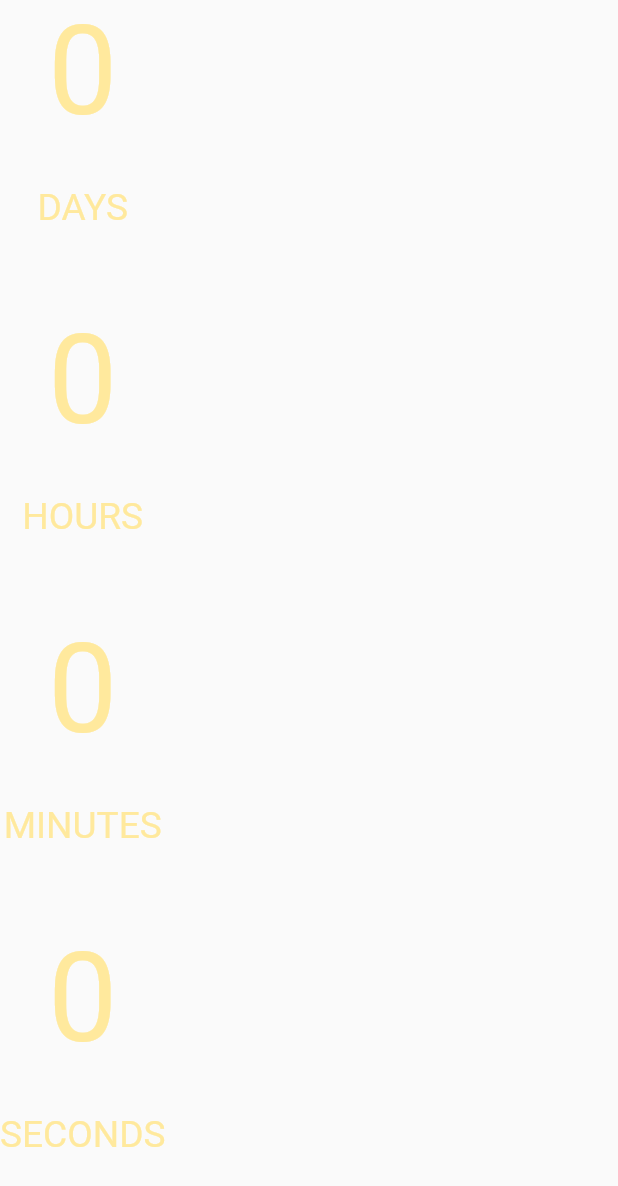
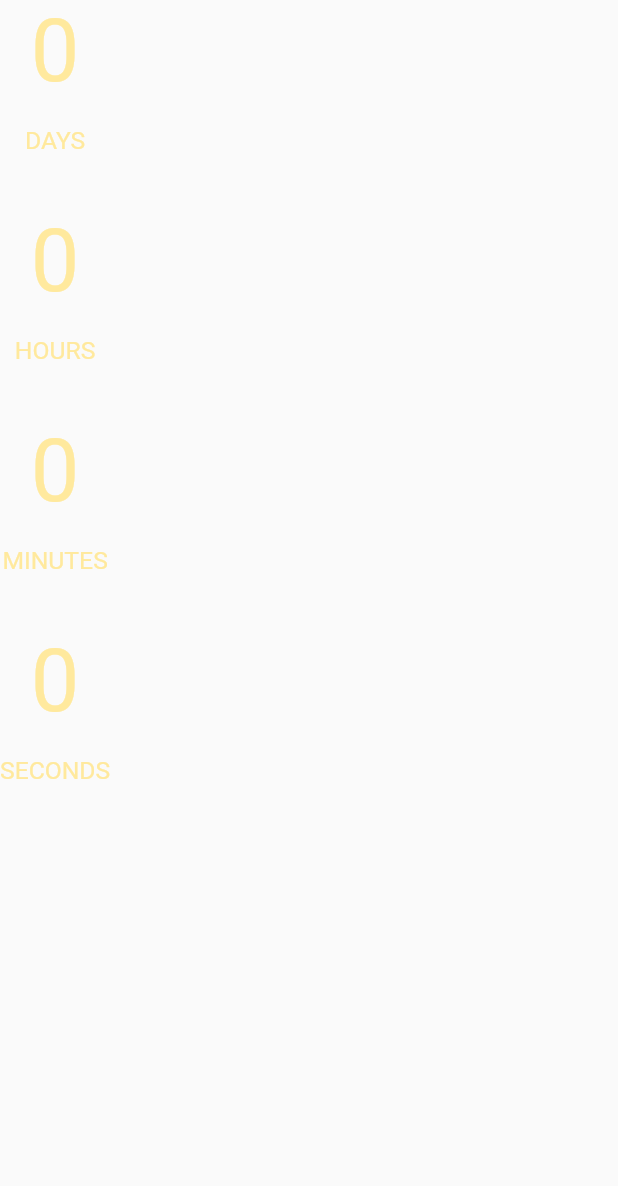
Before and after one commit to paulsump/mars_flights, a Flutter app: the _Time widget shown alone on an empty page, opened directly with empty values, on a phone screen of 412 x 824 dp. Shown: the top 1186 px of the screen. Run offline on Flutter 3.47's test engine with Material 2 defaults, Android fonts, the light colour scheme and no system bars; network calls fail.

Commit message:
portrait and landscape countdown.

```diff
--- a/lib/view/countdown_page.dart
+++ b/lib/view/countdown_page.dart
@@ -2,6 +2,7 @@
 
 import 'package:flutter/material.dart';
 import 'package:mars_flights/fetch_notifier.dart';
+import 'package:mars_flights/screen_adjust.dart';
 import 'package:mars_flights/view/background.dart';
 import 'package:mars_flights/view/screen_adjusted_text.dart';
 
@@ -40,27 +41,33 @@ class _Time extends StatelessWidget {
 
   @override
   Widget build(BuildContext context) {
-    final days = duration.inDays;
-    final hours = duration.inHours - duration.inDays * 24;
+    final children = <Widget>[
+      _buildNumber('DAYS', duration.inDays, context),
+      _buildNumber('HOURS', duration.inHours - duration.inDays * 24, context),
+      _buildNumber('MINUTES', duration.inMinutes.remainder(60), context),
+      _buildNumber('SECONDS', duration.inSeconds.remainder(60), context),
+    ];
 
-    final minutes = duration.inMinutes.remainder(60);
-    final seconds = duration.inSeconds.remainder(60);
-
-    return Column(
-      mainAxisAlignment: MainAxisAlignment.center,
-      children: <Widget>[
-        ..._buildNumber(days, 'DAYS', context),
-        ..._buildNumber(hours, 'HOURS', context),
-        ..._buildNumber(minutes, 'MINUTES', context),
-        ..._buildNumber(seconds, 'SECONDS', context),
-      ],
+    return SizedBox(
+      height: screenHeight(context) * (isPortrait(context) ? 0.68 : 0.35),
+      child: isPortrait(context)
+          ? Column(children: children)
+          : Row(children: children),
     );
   }
 
-  List<Widget> _buildNumber(int n, String label, BuildContext context) {
-    return <Widget>[
-      Expanded(flex: 15, child: ScreenAdjustedText(n.toString(), size: 0.1)),
-      Expanded(flex: 10, child: ScreenAdjustedText(label, size: 0.03)),
-    ];
+  Widget _buildNumber(String label, int n, BuildContext context) {
+    return Expanded(
+      child: Column(children: [
+        Expanded(
+            flex: 15,
+            child: ScreenAdjustedText(n.toString(),
+                size: isPortrait(context) ? 0.07 : 0.12)),
+        Expanded(
+            flex: 10,
+            child: ScreenAdjustedText(label,
+                size: isPortrait(context) ? 0.02 : 0.04)),
+      ]),
+    );
   }
 }
--- a/lib/view/pulsate.dart
+++ b/lib/view/pulsate.dart
@@ -29,9 +29,8 @@ class _PulsateState extends State<Pulsate> with SingleTickerProviderStateMixin {
 
   @override
   void initState() {
-    _controller = AnimationController(
-        duration: const Duration(milliseconds: 90000), vsync: this)
-      ..addListener(() {
+    _controller = AnimationController(duration: const Duration(seconds: 100), vsync: this)
+          ..addListener(() {
         setState(() {});
       });
     _controller.repeat();
```
Also changed, not shown: 1 other file.
